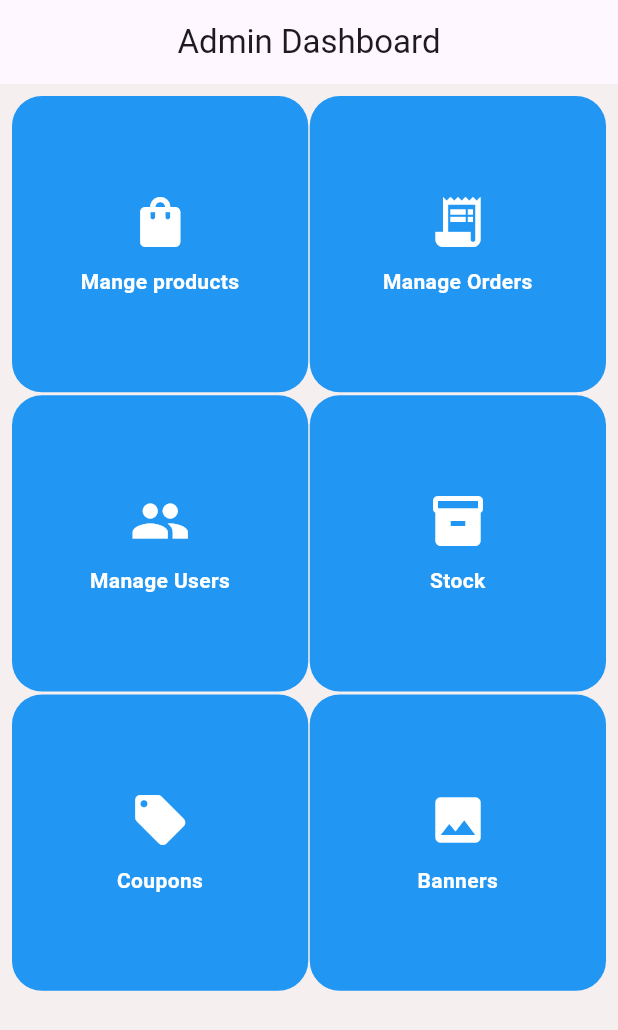
After one commit to saras583/mg_collection, a Flutter app: the AdminDashboard screen opened directly, on a phone screen of 412 x 824 dp. The commit adds this screen. Shown: the top 1030 px of the screen. Run offline on Flutter 3.47's test engine with Material 3 defaults, Android fonts, the phone set to English and light mode, and no system bars; our stand-ins replace hive, hive_flutter; accounts and stored records are empty.

Commit message:
my local changes

```diff
--- /dev/null
+++ b/lib/admin/admin_dashboard.dart
@@ -0,0 +1,59 @@
+import 'package:flutter/material.dart';
+import 'package:mgcollection_app/admin/manage_products.dart';
+
+class AdminDashboard extends StatelessWidget {
+  const AdminDashboard({super.key});
+
+  @override
+  Widget build(BuildContext context) {
+    return Scaffold(
+      appBar: AppBar(title: Text("Admin Dashboard"),centerTitle: true,),
+      body: Padding(
+        padding: const EdgeInsets.all(8.0),
+        child: GridView.count(
+          crossAxisSpacing: 1,
+          mainAxisSpacing: 2,
+          crossAxisCount: 2,
+          children: <Widget>[
+            _adminCard(Icons.shopping_bag, 'Mange products',(){
+              Navigator.push(
+      context,
+      MaterialPageRoute(
+        builder: (_) => ManageProductsScreen(),
+      ),
+    );
+            }), _adminCard(Icons.receipt_long, "Manage Orders",(){
+
+            }),
+            _adminCard(Icons.people, "Manage Users",(){}),
+            _adminCard(Icons.inventory, "Stock",(){}),
+            _adminCard(Icons.local_offer, "Coupons",(){}),
+            _adminCard(Icons.image, "Banners",(){}),],
+        ),
+      ),
+    );
+  }
+}
+
+_adminCard(IconData icon, String title, VoidCallback onTap) {
+  return GestureDetector(onTap: onTap,
+    child: Container(
+      decoration: BoxDecoration(
+        color:  Colors.blue,
+        borderRadius: BorderRadius.circular(20),
+      ),
+      child: Column(
+        mainAxisAlignment: MainAxisAlignment.center,
+        children: [
+          Icon(icon, size: 40, color: Colors.white),
+          SizedBox(height: 10),
+          Text(
+            title,
+            style: TextStyle(color: Colors.white, fontWeight: FontWeight.bold),
+            textAlign: TextAlign.center,
+          ),
+        ],
+      ),
+    ),
+  );
+}
```
Also changed, not shown: lib/admin/adminloginscreen.dart (added, +95 -0 lines), lib/admin/manage_products.dart (added, +20 -0 lines), lib/screens/login_screen.dart (+12 -0 lines), lib/admin/admin_orders.dart (added), lib/admin/manage_users.dart (added).
